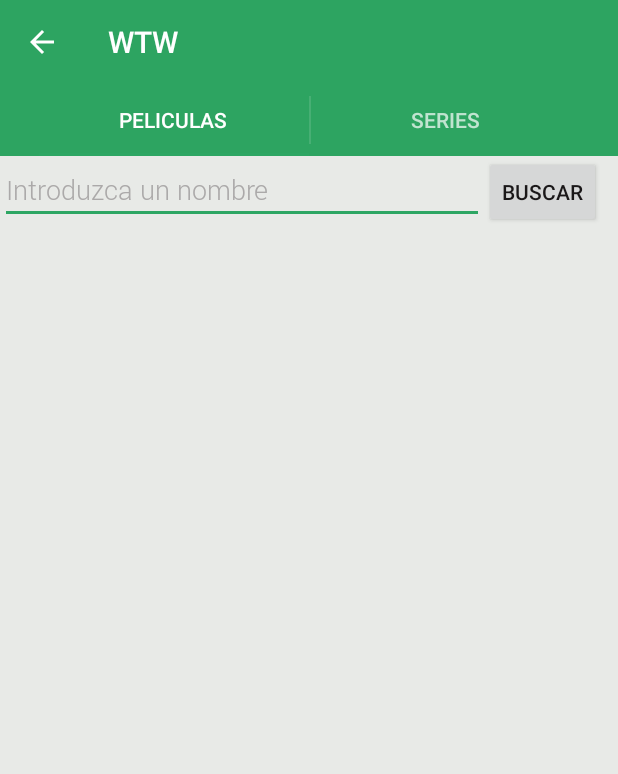
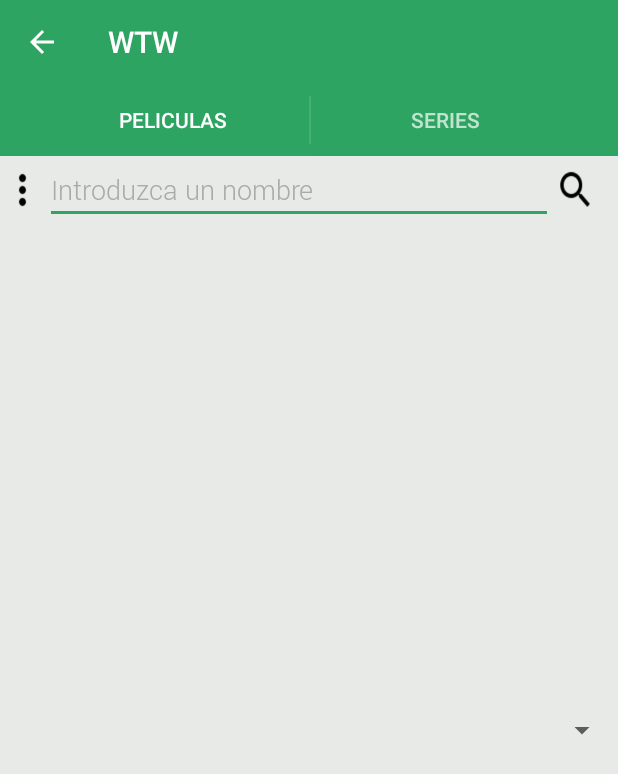
Before and after one commit to camilonar/WTW, an Android app: the ActivityConsultarProgramasAgenda screen opened directly, with no data from a screen before it, on a phone screen of 412 x 824 dp. Shown: the top 774 px of the screen. Run offline under Robolectric (Android 15) with nearby library versions, the phone set to English and light mode, and no system bars; Roboto replaces fonts that are not available here.

Commit message:
Se ha factorizado código de los Fragment en una super clase: FragmentConsultarPrograma

```diff
--- a/app/src/main/java/epiphany_soft/wtw/Activities/ActivityConsultarPrograma.java
+++ b/app/src/main/java/epiphany_soft/wtw/Activities/ActivityConsultarPrograma.java
@@ -29,7 +29,7 @@ public class ActivityConsultarPrograma extends ActivityBase implements
     @Override
     protected void onCreate(Bundle savedInstanceState) {
         super.onCreate(savedInstanceState);
-        setContentView(R.layout.activity_prueba);
+        setContentView(R.layout.activity_consultar_programa);
 
         // Initilization
         viewPager = (ViewPager) findViewById(R.id.pager);
--- a/app/src/main/java/epiphany_soft/wtw/Activities/ActivityConsultarProgramasAgenda.java
+++ b/app/src/main/java/epiphany_soft/wtw/Activities/ActivityConsultarProgramasAgenda.java
@@ -29,7 +29,7 @@ public class ActivityConsultarProgramasAgenda extends ActivityBase implements
     @Override
     protected void onCreate(Bundle savedInstanceState) {
         super.onCreate(savedInstanceState);
-        setContentView(R.layout.activity_prueba);
+        setContentView(R.layout.activity_consultar_programa);
 
         // Initilization
         viewPager = (ViewPager) findViewById(R.id.pager);
--- a/app/src/main/java/epiphany_soft/wtw/Fragments/FragmentConsultarPeliculasAgenda.java
+++ b/app/src/main/java/epiphany_soft/wtw/Fragments/FragmentConsultarPeliculasAgenda.java
@@ -1,14 +1,9 @@
 package epiphany_soft.wtw.Fragments;
 
 import android.database.Cursor;
-import android.os.Bundle;
-import android.support.v4.app.Fragment;
 import android.support.v7.widget.LinearLayoutManager;
 import android.support.v7.widget.RecyclerView;
-import android.view.LayoutInflater;
 import android.view.View;
-import android.view.ViewGroup;
-import android.widget.EditText;
 
 import epiphany_soft.wtw.ActivityBase;
 import epiphany_soft.wtw.Adapters.PeliculaAdapter;
@@ -22,36 +17,18 @@ import epiphany_soft.wtw.R;
 /**
  * Created by Camilo on 24/04/2016.
  */
-public class FragmentConsultarPeliculasAgenda extends Fragment implements View.OnClickListener {
+public class FragmentConsultarPeliculasAgenda extends FragmentConsultarPrograma {
 
     private RecyclerView mRecyclerView;
     private RecyclerView.Adapter mAdapter;
     private RecyclerView.LayoutManager mLayoutManager;
-    private EditText txtBuscar;
 
-    @Override
-    public View onCreateView(LayoutInflater inflater, ViewGroup container,
-                             Bundle savedInstanceState) {
-
-        View rootView = inflater.inflate(R.layout.activity_consultar_peliculas_de_agenda, container, false);
-        return rootView;
-    }
-
-    @Override
-    public void onViewCreated(View view, Bundle savedInstanceState) {
-        super.onViewCreated(view, savedInstanceState);
-        txtBuscar = (EditText) getView().findViewById(R.id.txtBuscarPelicula);
-        getView().findViewById(R.id.btnBuscar).setOnClickListener(this);
-        llenarRecyclerOnCreate();
-        setSpecialFonts();
-    }
-
-    private void setSpecialFonts(){
+    protected void setSpecialFonts(){
         txtBuscar.setTypeface(RobotoFont.getInstance(this.getActivity()).getTypeFace());
     }
 
     private void crearRecycledView(Programa[] contenido){
-        mRecyclerView = (RecyclerView) getView().findViewById(R.id.rv_consulta_pelicula);
+        mRecyclerView = (RecyclerView) getView().findViewById(R.id.rv_consulta_programa);
         // Se usa cuando se sabe que cambios en el contenido no cambian el tamaño del layout
         mRecyclerView.setHasFixedSize(true);
         // Se usa un layout manager lineal para el recycler view
@@ -65,7 +42,7 @@ public class FragmentConsultarPeliculasAgenda extends Fragment implements View.O
         }
     }
 
-    public void onClickBuscarPeliculaAgenda(View v) {
+    public void onClickBuscar(View v) {
         String text = txtBuscar.getText().toString();
         //TODO: Revisar si es mejor usar v.getContext()
         DataBaseConnection db=new DataBaseConnection(this.getActivity().getBaseContext());
@@ -94,7 +71,7 @@ public class FragmentConsultarPeliculasAgenda extends Fragment implements View.O
             }
         }
     }
-    private void llenarRecyclerOnCreate() {
+    protected void llenarRecyclerOnCreate() {
         DataBaseConnection db = new DataBaseConnection(this.getActivity().getBaseContext());
         Cursor c;
         if (Sesion.getInstance().isActiva()) {
@@ -121,10 +98,4 @@ public class FragmentConsultarPeliculasAgenda extends Fragment implements View.O
             } else this.crearRecycledView(null);
         }
     }
-    @Override
-    public void onClick(View v) {
-        if (v.getId()==R.id.btnBuscar){
-            onClickBuscarPeliculaAgenda(v);
-        }
-    }
 }
--- /dev/null
+++ b/app/src/main/java/epiphany_soft/wtw/Fragments/FragmentConsultarPrograma.java
@@ -0,0 +1,66 @@
+package epiphany_soft.wtw.Fragments;
+
+import android.os.Bundle;
+import android.support.v4.app.Fragment;
+import android.view.LayoutInflater;
+import android.view.View;
+import android.view.ViewGroup;
+import android.widget.ArrayAdapter;
+import android.widget.EditText;
+import android.widget.Spinner;
+
+import java.util.ArrayList;
+import java.util.List;
+
+import epiphany_soft.wtw.R;
+
+/**
+ * Created by Camilo on 14/05/2016.
+ */
+public abstract class FragmentConsultarPrograma extends Fragment implements View.OnClickListener{
+
+    protected Spinner spinner2;
+    protected EditText txtBuscar;
+
+    protected abstract void llenarRecyclerOnCreate();
+    protected abstract void setSpecialFonts();
+    public abstract void onClickBuscar(View v);
+
+    @Override
+    public View onCreateView(LayoutInflater inflater, ViewGroup container,
+                             Bundle savedInstanceState) {
+
+        View rootView = inflater.inflate(R.layout.activity_consultar_series, container, false);
+        return rootView;
+    }
+
+    @Override
+    public void onViewCreated(View view, Bundle savedInstanceState) {
+        super.onViewCreated(view, savedInstanceState);
+        txtBuscar = (EditText) getView().findViewById(R.id.txtBuscar);
+        getView().findViewById(R.id.btnBuscar).setOnClickListener(this);
+        getView().findViewById(R.id.btnConfigurar).setOnClickListener(this);
+        llenarRecyclerOnCreate();
+        setSpecialFonts();
+    }
+
+    public void onClickConfigurar(View v){
+        spinner2 = (Spinner) v.findViewById(R.id.spinner2);
+        List<String> list = new ArrayList<String>();
+        list.add("list 1");
+        list.add("list 2");
+        list.add("list 3");
+        ArrayAdapter<String> dataAdapter = new ArrayAdapter<String>(v.getContext(),
+                android.R.layout.simple_spinner_item, list);
+        dataAdapter.setDropDownViewResource(android.R.layout.simple_spinner_dropdown_item);
+        spinner2.setAdapter(dataAdapter);
+    }
+
+    @Override
+    public void onClick(View v) {
+        if (v.getId()==R.id.btnBuscar){
+            onClickBuscar(v);
+        } else if (v.getId()==R.id.btnConfigurar)
+            onClickConfigurar(v);
+    }
+}
--- a/app/src/main/java/epiphany_soft/wtw/Fragments/FragmentConsultarSeriesAgenda.java
+++ b/app/src/main/java/epiphany_soft/wtw/Fragments/FragmentConsultarSeriesAgenda.java
@@ -1,14 +1,9 @@
 package epiphany_soft.wtw.Fragments;
 
 import android.database.Cursor;
-import android.os.Bundle;
-import android.support.v4.app.Fragment;
 import android.support.v7.widget.LinearLayoutManager;
 import android.support.v7.widget.RecyclerView;
-import android.view.LayoutInflater;
 import android.view.View;
-import android.view.ViewGroup;
-import android.widget.EditText;
 
 import epiphany_soft.wtw.ActivityBase;
 import epiphany_soft.wtw.Adapters.SerieAdapter;
@@ -22,36 +17,18 @@ import epiphany_soft.wtw.R;
 /**
  * Created by Camilo on 24/04/2016.
  */
-public class FragmentConsultarSeriesAgenda extends Fragment implements View.OnClickListener {
+public class FragmentConsultarSeriesAgenda extends FragmentConsultarPrograma{
 
     private RecyclerView mRecyclerView;
     private RecyclerView.Adapter mAdapter;
     private RecyclerView.LayoutManager mLayoutManager;
-    private EditText txtBuscar;
 
-    @Override
-    public View onCreateView(LayoutInflater inflater, ViewGroup container,
-                             Bundle savedInstanceState) {
-
-        View rootView = inflater.inflate(R.layout.activity_consultar_series_de_agenda, container, false);
-        return rootView;
-    }
-
-    @Override
-    public void onViewCreated(View view, Bundle savedInstanceState) {
-        super.onViewCreated(view, savedInstanceState);
-        txtBuscar = (EditText) getView().findViewById(R.id.txtBuscar);
-        getView().findViewById(R.id.btnBuscar).setOnClickListener(this);
-        llenarRecyclerOnCreate();
-        setSpecialFonts();
-    }
-
-    private void setSpecialFonts(){
+    protected void setSpecialFonts(){
         txtBuscar.setTypeface(RobotoFont.getInstance(this.getActivity()).getTypeFace());
     }
 
     private void crearRecycledView(Programa[] contenido){
-        mRecyclerView = (RecyclerView) getView().findViewById(R.id.rv_consulta_serie);
+        mRecyclerView = (RecyclerView) getView().findViewById(R.id.rv_consulta_programa);
         // Se usa cuando se sabe que cambios en el contenido no cambian el tamaño del layout
         mRecyclerView.setHasFixedSize(true);
         // Se usa un layout manager lineal para el recycler view
@@ -65,7 +42,7 @@ public class FragmentConsultarSeriesAgenda extends Fragment implements View.OnCl
         }
     }
 
-    public void onClickBuscarSerieAgenda(View v) {
+    public void onClickBuscar(View v) {
         String text = txtBuscar.getText().toString();
         //TODO: Revisar si es mejor usar v.getContext()
         DataBaseConnection db=new DataBaseConnection(this.getActivity().getBaseContext());
@@ -94,7 +71,7 @@ public class FragmentConsultarSeriesAgenda extends Fragment implements View.OnCl
         }
     }
 
-    private void llenarRecyclerOnCreate(){
+    protected void llenarRecyclerOnCreate(){
         DataBaseConnection db=new DataBaseConnection(this.getActivity().getBaseContext());
         Cursor c;
         if (Sesion.getInstance().isActiva()) {
@@ -120,11 +97,5 @@ public class FragmentConsultarSeriesAgenda extends Fragment implements View.OnCl
             } else this.crearRecycledView(null);
         }
     }
-    @Override
-    public void onClick(View v) {
-        if (v.getId()==R.id.btnBuscar){
-            onClickBuscarSerieAgenda(v);
-        }
-    }
 
 }
--- a/app/src/main/res/layout/activity_consultar_peliculas_de_agenda.xml
+++ /dev/null
@@ -1,48 +0,0 @@
-<?xml version="1.0" encoding="utf-8"?>
-<LinearLayout xmlns:android="http://schemas.android.com/apk/res/android"
-    android:orientation="vertical" android:layout_width="match_parent"
-    android:layout_height="match_parent"
-    android:weightSum="1">
-
-    <LinearLayout
-        android:orientation="vertical"
-        android:layout_width="match_parent"
-        android:layout_height="wrap_content"
-        android:layout_gravity="center_horizontal">
-
-        <LinearLayout
-            android:orientation="horizontal"
-            android:layout_width="match_parent"
-            android:layout_height="wrap_content"
-            android:weightSum="1">
-
-            <EditText
-                android:layout_width="223dp"
-                android:layout_height="wrap_content"
-                android:id="@+id/txtBuscarPelicula"
-                android:hint="Introduzca un nombre"
-                android:textColor="@color/colorNormalText"
-                android:textColorHint="@color/colorHintText"
-                android:inputType="textPersonName"
-                android:layout_weight="0.90" />
-
-            <Button
-                style="?android:attr/buttonStyleSmall"
-                android:layout_width="wrap_content"
-                android:layout_height="wrap_content"
-                android:text="Buscar"
-                android:id="@+id/btnBuscar"
-                android:onClick="onClickBuscarPeliculaAgenda"
-                android:textColor="@color/colorButtonText"
-                android:nestedScrollingEnabled="false" />
-        </LinearLayout>
-        <android.support.v7.widget.RecyclerView
-            android:id="@+id/rv_consulta_pelicula"
-            android:scrollbars="vertical"
-            android:textColor="@color/colorNormalText"
-            android:layout_width="match_parent"
-            android:layout_height="match_parent"/>
-
-    </LinearLayout>
-
-</LinearLayout>
--- a/app/src/main/res/layout/activity_consultar_series.xml
+++ b/app/src/main/res/layout/activity_consultar_series.xml
@@ -17,9 +17,16 @@
             android:weightSum="1">
 
             <ImageButton
+                style="?android:attr/buttonStyleSmall"
+                android:layout_width="30dp"
                 android:layout_height="match_parent"
-                android:layout_width="30dp"
-                android:background="@drawable/ic_more_vert"></ImageButton>
+                android:background="@drawable/ic_more_vert"
+                android:id="@+id/btnConfigurar"
+                android:scaleX="0.9"
+                android:scaleY="0.7"
+                android:onClick="onClickBuscar"
+                android:textColor="@color/colorButtonText"
+                android:nestedScrollingEnabled="false" />
 
             <EditText
                 android:layout_width="223dp"
@@ -44,12 +51,16 @@
                 android:nestedScrollingEnabled="false" />
         </LinearLayout>
         <android.support.v7.widget.RecyclerView
-            android:id="@+id/rv_consulta_serie"
+            android:id="@+id/rv_consulta_programa"
             android:scrollbars="vertical"
             android:textColor="@color/colorNormalText"
             android:layout_width="match_parent"
             android:layout_height="match_parent"/>
 
     </LinearLayout>
+    <Spinner
+        android:layout_width="match_parent"
+        android:layout_height="match_parent"
+        android:id="@+id/spinner2"></Spinner>
 
 </LinearLayout>
```
Also changed, not shown: app/src/main/java/epiphany_soft/wtw/Fragments/FragmentConsultarPeliculas.java (+4 -35 lines), app/src/main/java/epiphany_soft/wtw/Fragments/FragmentConsultarSeries.java (+7 -34 lines), app/src/main/res/layout/activity_consultar_peliculas.xml (deleted, +0 -48 lines), app/src/main/res/layout/activity_consultar_series_de_agenda.xml (deleted, +0 -48 lines), app/src/main/res/layout/activity_consultar_programa.xml (renamed from app/src/main/res/layout/activity_prueba.xml).
